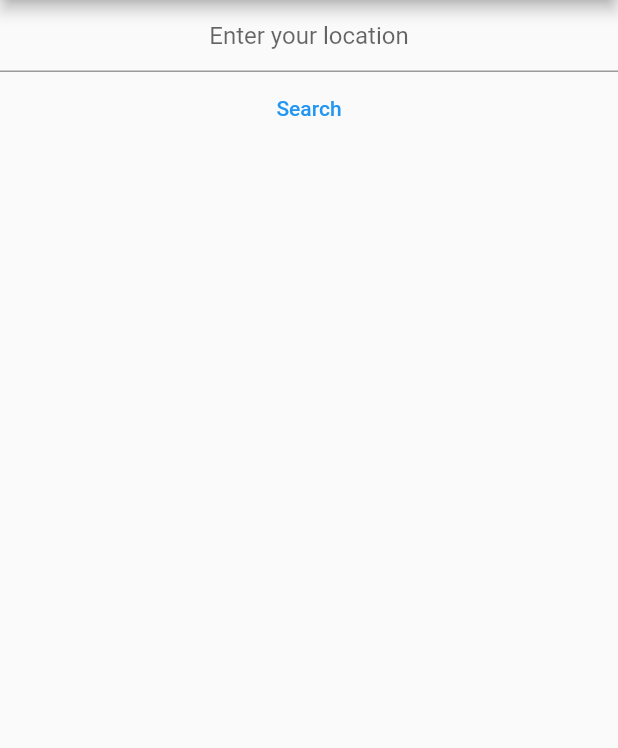
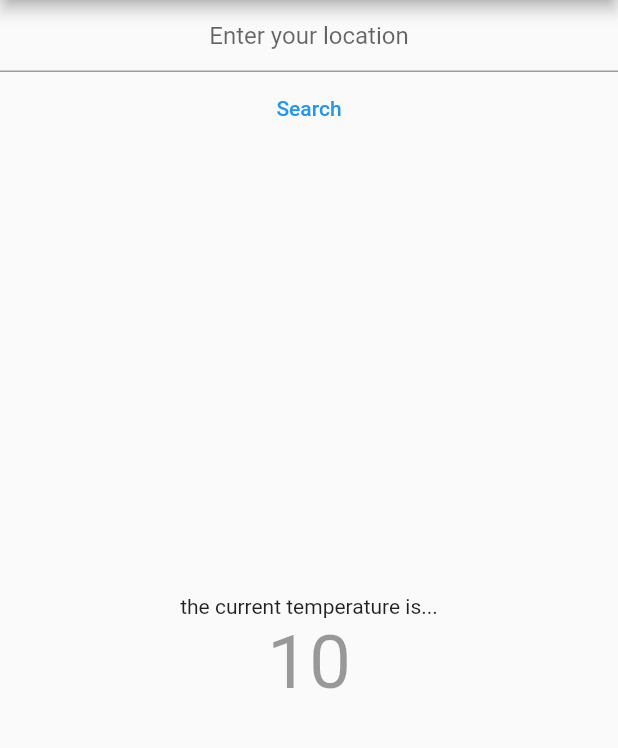
Before and after one commit to rafaelcolladojr/weather_bloc_practice, a Flutter app: the screen it shows after launch, on a phone screen of 412 x 824 dp, the part 84-832 px from its top. Run offline on Flutter 3.47's test engine with Material 2 defaults, Android fonts, the phone set to English and light mode, and no system bars.

Commit message:
Created HomeScreen layout

```diff
--- a/lib/presentation/pages/home_screen.dart
+++ b/lib/presentation/pages/home_screen.dart
@@ -9,8 +9,13 @@ class HomeScreen extends StatelessWidget {
       appBar: AppBar(
         title: const Text('Weather Bloc Practice'),
       ),
-      body: SizedBox(
+      body: SafeArea(
+        child: SizedBox(
           width: double.infinity,
+          child: Column(
+            children: [
+              SizedBox(
+                height: 100,
                 child: Column(
                   children: [
                     const Center(
@@ -30,6 +35,27 @@ class HomeScreen extends StatelessWidget {
                   ],
                 ),
               ),
+              Expanded(
+                child: Column(
+                  mainAxisAlignment: MainAxisAlignment.center,
+                  children: [
+                    Center(
+                      child: Text('the current temperature is...'),
+                    ),
+                    Center(
+                      child: Text(
+                        '10',
+                        style: TextStyle(
+                            fontSize: 50, color: Colors.black.withAlpha(100)),
+                      ),
+                    ),
+                  ],
+                ),
+              ),
+            ],
+          ),
+        ),
+      ),
     );
   }
 }
```
Lines whose indentation alone changed are shown as unchanged.
